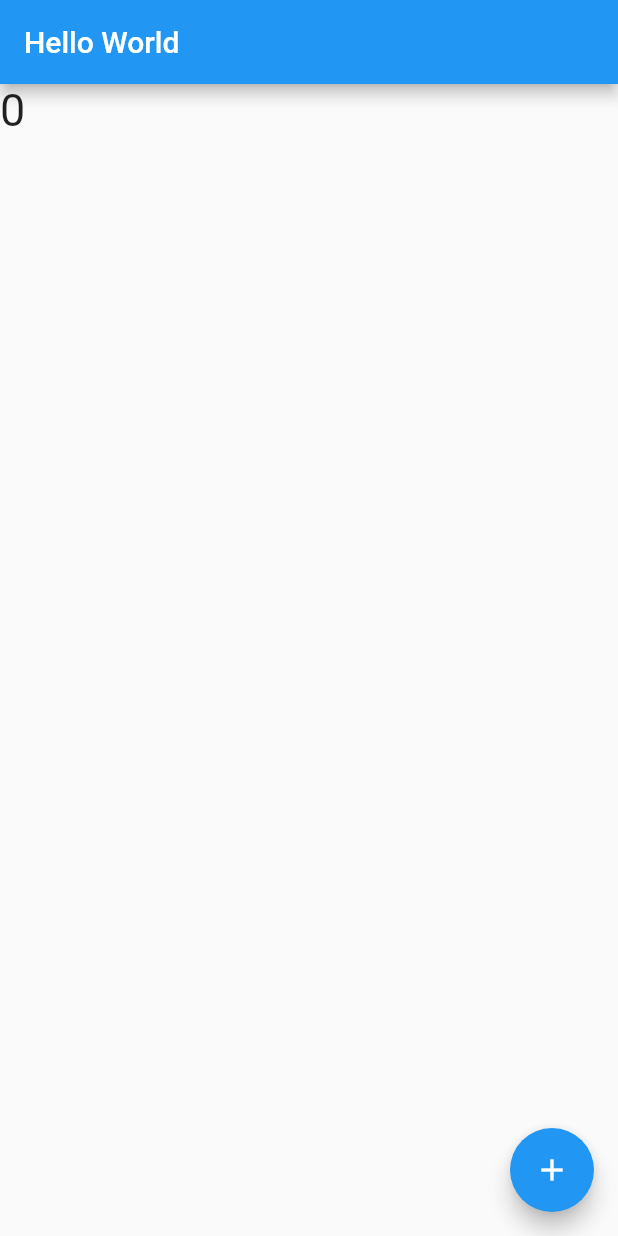
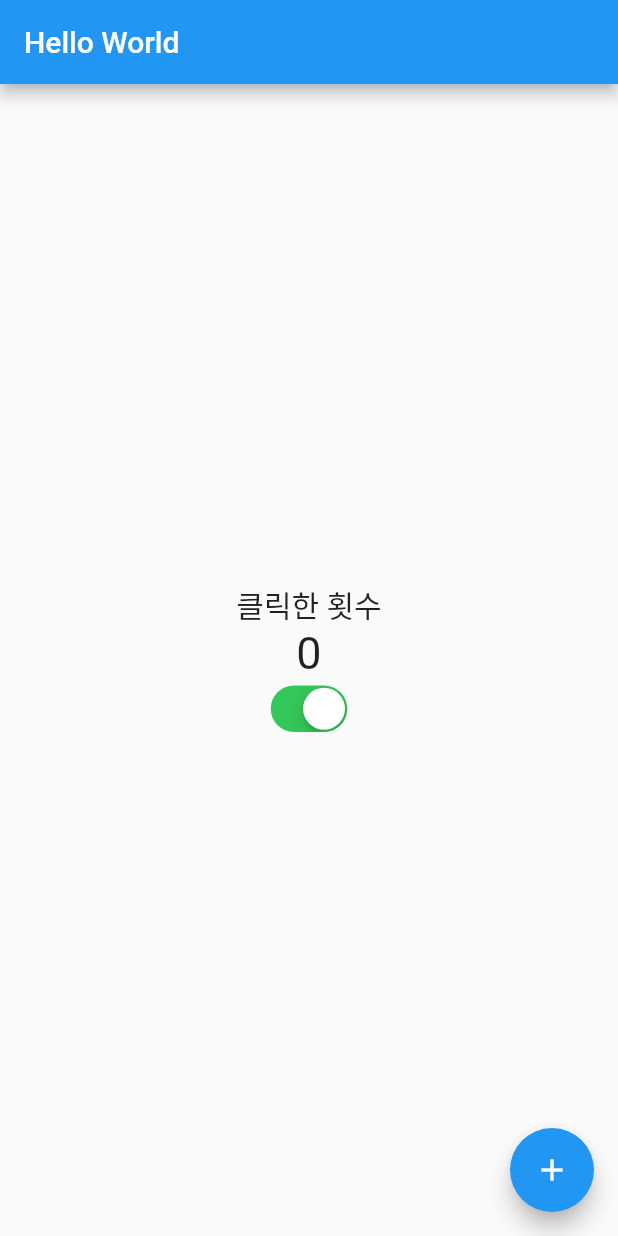
Before and after one commit to 1004gite/Study_flutter, a Flutter app: the screen it shows after launch, on a phone screen of 412 x 824 dp. Run offline on Flutter 3.47's test engine with Material 2 defaults, Android fonts, the phone set to English and light mode, and no system bars.

Commit message:
쿠퍼티노,메테리얼 동시사용

```diff
--- a/lib/main.dart
+++ b/lib/main.dart
@@ -1,4 +1,5 @@
 import 'package:flutter/material.dart';
+import 'package:flutter/cupertino.dart';
 
 void main() => runApp(MyApp());
 
@@ -31,6 +32,7 @@ class HelloPage extends StatefulWidget {
 class _HelloPageState extends State<HelloPage> {
   //flutter에서 변수명 앞 _는 private를 의미한다.
   int _count = 0;
+  bool _cuperSwitchValue = true;
 
   @override
   Widget build(BuildContext context) {
@@ -43,12 +45,30 @@ class _HelloPageState extends State<HelloPage> {
         //여기서 wiget은 HellpPage 객체를 나타냄, this와 비슷한 개념
         title: Text(widget.title),
       ),
-      body: Text(_count.toString(), style: TextStyle(fontSize: 30)),
+      body: Center(
+        child: Column(
+          //새로배열 안에서의 child 들을 가운데정렬
+          mainAxisAlignment: MainAxisAlignment.center,
+          children: [
+            Text('클릭한 횟수', style: TextStyle(fontSize: 20)),
+            //toString 사용하지 않고 $로 String안에 변수 삽입 가능
+            Text('$_count', style: TextStyle(fontSize: 30)),
+            CupertinoSwitch(
+                value: _cuperSwitchValue,
+                onChanged: (bool v) {
+                  setState(() {
+                    _cuperSwitchValue = v;
+                  });
+                }
+            )
+          ],
+        ),
+      )
     );
   }
 
   void _addCount() {
-    //setState함수는 UI 변경을 요청한다
+    //setState함수는 UI 변경을 요청한다.
     setState(() {
       _count++;
     });
```
